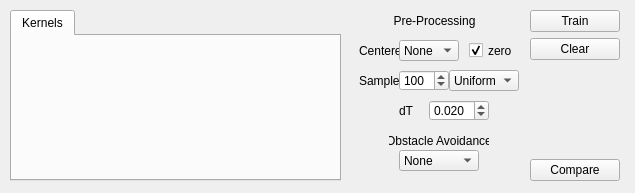
Qt form MLDemos/optsDynamic.ui (b4silio/MLDemos) before a commit.
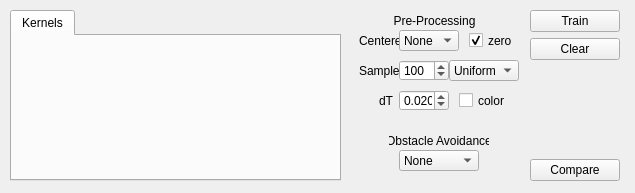
The same form after that commit.

The edit to the form file:
```diff
--- a/MLDemos/optsDynamic.ui
+++ b/MLDemos/optsDynamic.ui
@@ -63,7 +63,7 @@
     <property name="geometry">
      <rect>
       <x>10</x>
-      <y>30</y>
+      <y>20</y>
       <width>51</width>
       <height>21</height>
      </rect>
@@ -84,7 +84,7 @@
     <property name="geometry">
      <rect>
       <x>50</x>
-      <y>30</y>
+      <y>20</y>
       <width>60</width>
       <height>21</height>
      </rect>
@@ -125,7 +125,7 @@
     <property name="geometry">
      <rect>
       <x>10</x>
-      <y>60</y>
+      <y>50</y>
       <width>40</width>
       <height>21</height>
      </rect>
@@ -146,7 +146,7 @@
     <property name="geometry">
      <rect>
       <x>50</x>
-      <y>60</y>
+      <y>50</y>
       <width>50</width>
       <height>21</height>
      </rect>
@@ -183,7 +183,7 @@
     <property name="geometry">
      <rect>
       <x>100</x>
-      <y>60</y>
+      <y>50</y>
       <width>70</width>
       <height>21</height>
      </rect>
@@ -240,7 +240,7 @@
     <property name="geometry">
      <rect>
       <x>120</x>
-      <y>30</y>
+      <y>20</y>
       <width>50</width>
       <height>21</height>
      </rect>
@@ -260,8 +260,8 @@
    <widget class="QLabel" name="label_23">
     <property name="geometry">
      <rect>
-      <x>50</x>
-      <y>90</y>
+      <x>30</x>
+      <y>80</y>
       <width>20</width>
       <height>21</height>
      </rect>
@@ -281,9 +281,9 @@
     </property>
     <property name="geometry">
      <rect>
-      <x>80</x>
-      <y>90</y>
-      <width>60</width>
+      <x>50</x>
+      <y>80</y>
+      <width>50</width>
       <height>21</height>
      </rect>
     </property>
@@ -370,6 +370,27 @@
      <set>Qt::AlignCenter</set>
     </property>
    </widget>
+   <widget class="QCheckBox" name="colorCheck">
+    <property name="geometry">
+     <rect>
+      <x>110</x>
+      <y>80</y>
+      <width>50</width>
+      <height>21</height>
+     </rect>
+    </property>
+    <property name="font">
+     <font>
+      <pointsize>9</pointsize>
+     </font>
+    </property>
+    <property name="text">
+     <string>color</string>
+    </property>
+    <property name="checked">
+     <bool>false</bool>
+    </property>
+   </widget>
   </widget>
   <widget class="QWidget" name="layoutWidget">
    <property name="geometry">
```
